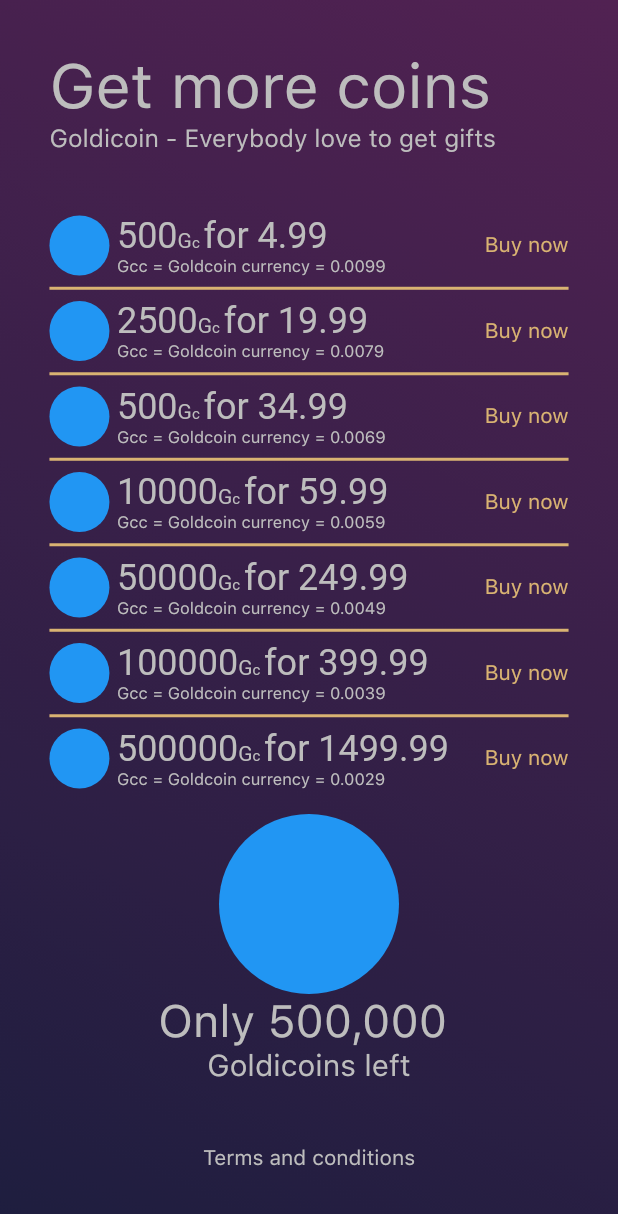
After one commit to Abhisheksainii/goldidate-master, a Flutter app: the GetCoins screen opened by its route, on a phone screen of 412 x 824 dp. The commit adds this screen. Shown: the top 1214 px of the screen. Run offline on Flutter 3.47's test engine with Material 2 defaults, Android fonts, the phone set to English and light mode, and no system bars; our stand-ins replace cloud_firestore, firebase_auth, firebase_core, font_awesome_flutter, google_sign_in, intl_phone_number_input and 2 more; missing offline and left inert: flutter_login_facebook, mobile_number; accounts and stored records are empty; project files that could hold a hidden picture were left out.

Commit message:
getcoins screen added

```diff
--- a/lib/main.dart
+++ b/lib/main.dart
@@ -3,7 +3,7 @@ import 'package:flutter/material.dart';
 import 'package:goldidate/screens/authentication/create_account.dart';
 import 'package:goldidate/screens/screens_exporter.dart';
 import 'package:goldidate/utils/utils_exporter.dart';
-
+import 'screens/coins_feature/getcoins.dart';
 import 'routes/app_routes.dart';
 
 void main() async {
@@ -33,6 +33,7 @@ class MyApp extends StatelessWidget {
         AppRoutes.signUpInAppRoute: (context) => SignUpInApp(),
         AppRoutes.tempHomeRoute: (context) => TempHome(),
         AppRoutes.createAccountInAppRoute: (context) => CreateAccount(),
+        AppRoutes.getcoins: (context) => GetCoins(),
       },
     );
   }
--- a/lib/routes/app_routes.dart
+++ b/lib/routes/app_routes.dart
@@ -7,4 +7,5 @@ class AppRoutes {
   static final String signUpInAppRoute = "/sign-up-in-app";
   static final String tempHomeRoute = "/temp-home";
   static final String createAccountInAppRoute = "/create-account";
+  static final String getcoins = "/getcoins";
 }
--- /dev/null
+++ b/lib/screens/Home/allchats.dart
@@ -0,0 +1,13 @@
+import 'package:flutter/material.dart';
+
+class AllChats extends StatefulWidget {
+  @override
+  _AllChatsState createState() => _AllChatsState();
+}
+
+class _AllChatsState extends State<AllChats> {
+  @override
+  Widget build(BuildContext context) {
+    return Container();
+  }
+}
--- /dev/null
+++ b/lib/screens/Home/classicview.dart
@@ -0,0 +1,13 @@
+import 'package:flutter/material.dart';
+
+class Classicview extends StatefulWidget {
+  @override
+  _ClassicviewState createState() => _ClassicviewState();
+}
+
+class _ClassicviewState extends State<Classicview> {
+  @override
+  Widget build(BuildContext context) {
+    return Container();
+  }
+}
--- /dev/null
+++ b/lib/screens/Home/galleryview.dart
@@ -0,0 +1,13 @@
+import 'package:flutter/material.dart';
+
+class GalleryView extends StatefulWidget {
+  @override
+  _GalleryViewState createState() => _GalleryViewState();
+}
+
+class _GalleryViewState extends State<GalleryView> {
+  @override
+  Widget build(BuildContext context) {
+    return Container();
+  }
+}
--- /dev/null
+++ b/lib/screens/Home/myProfile.dart
@@ -0,0 +1,13 @@
+import 'package:flutter/material.dart';
+
+class MyProfile extends StatefulWidget {
+  @override
+  _MyProfileState createState() => _MyProfileState();
+}
+
+class _MyProfileState extends State<MyProfile> {
+  @override
+  Widget build(BuildContext context) {
+    return Container();
+  }
+}
--- /dev/null
+++ b/lib/screens/coins_feature/getcoins.dart
@@ -0,0 +1,234 @@
+import 'package:flutter/material.dart';
+import 'package:goldidate/utils/utils_exporter.dart';
+
+class GetCoins extends StatelessWidget {
+  @override
+  Widget build(BuildContext context) {
+    double height = MediaQuery.of(context).size.height;
+    Size size = MediaQuery.of(context).size;
+    return Scaffold(
+      body: SafeArea(
+        child: Container(
+          width: double.infinity,
+          height: double.infinity,
+          decoration: BoxDecoration(
+              image: DecorationImage(
+                  image: AssetImage(
+                      Common.assetsImages + "primary_background.png"),
+                  fit: BoxFit.cover)),
+          child: Padding(
+            padding: EdgeInsets.fromLTRB(
+                size.width * 0.08, height * 0.04, size.width * 0.08, 0),
+            child: Column(
+              crossAxisAlignment: CrossAxisAlignment.start,
+              children: [
+                Text(
+                  "Get more coins",
+                  style: TextStyle(
+                      fontSize: height * 0.05, color: AppColors.greyColor),
+                ),
+                SizedBox(
+                  height: height * 0.00002,
+                ),
+                Text(
+                  "Goldicoin - Everybody love to get gifts",
+                  style: TextStyle(
+                      fontSize: height * 0.02, color: AppColors.greyColor),
+                ),
+                SizedBox(
+                  height: height * 0.05,
+                ),
+                PriceTags(
+                  size: size,
+                  Gcamount: "500",
+                  Cost: " 4.99",
+                  conversion: "Gcc = Goldcoin currency = 0.0099",
+                ),
+                Divider(
+                  color: AppColors.goldColor,
+                  thickness: 2,
+                ),
+                PriceTags(
+                  size: size,
+                  Gcamount: "2500",
+                  Cost: " 19.99",
+                  conversion: "Gcc = Goldcoin currency = 0.0079",
+                ),
+                Divider(
+                  color: AppColors.goldColor,
+                  thickness: 2,
+                ),
+                PriceTags(
+                  size: size,
+                  Gcamount: "500",
+                  Cost: " 34.99",
+                  conversion: "Gcc = Goldcoin currency = 0.0069",
+                ),
+                Divider(
+                  color: AppColors.goldColor,
+                  thickness: 2,
+                ),
+                PriceTags(
+                  size: size,
+                  Gcamount: "10000",
+                  Cost: " 59.99",
+                  conversion: "Gcc = Goldcoin currency = 0.0059",
+                ),
+                Divider(
+                  color: AppColors.goldColor,
+                  thickness: 2,
+                ),
+                PriceTags(
+                  size: size,
+                  Gcamount: "50000",
+                  Cost: " 249.99",
+                  conversion: "Gcc = Goldcoin currency = 0.0049",
+                ),
+                Divider(
+                  color: AppColors.goldColor,
+                  thickness: 2,
+                ),
+                PriceTags(
+                  size: size,
+                  Gcamount: "100000",
+                  Cost: " 399.99",
+                  conversion: "Gcc = Goldcoin currency = 0.0039",
+                ),
+                Divider(
+                  color: AppColors.goldColor,
+                  thickness: 2,
+                ),
+                PriceTags(
+                  size: size,
+                  Gcamount: "500000",
+                  Cost: " 1499.99",
+                  conversion: "Gcc = Goldcoin currency = 0.0029",
+                ),
+                SizedBox(
+                  height: height * 0.02,
+                ),
+                Row(mainAxisAlignment: MainAxisAlignment.center, children: [
+                  Container(
+                    width: 120.0,
+                    height: 120.0,
+                    decoration: new BoxDecoration(
+                      color: Colors.blue,
+                      shape: BoxShape.circle,
+                    ),
+                  ),
+                ]),
+                Row(mainAxisAlignment: MainAxisAlignment.center, children: [
+                  Text(
+                    "Only 500,000 ",
+                    style: TextStyle(fontSize: 30, color: AppColors.greyColor),
+                  )
+                ]),
+                Row(mainAxisAlignment: MainAxisAlignment.center, children: [
+                  Text(
+                    "Goldicoins left",
+                    style: TextStyle(fontSize: 20, color: AppColors.greyColor),
+                  )
+                ]),
+                SizedBox(
+                  height: height * 0.05,
+                ),
+                Row(mainAxisAlignment: MainAxisAlignment.center, children: [
+                  Text(
+                    "Terms and conditions",
+                    style: TextStyle(color: AppColors.greyColor),
+                  )
+                ]),
+              ],
+            ),
+          ),
+        ),
+      ),
+    );
+  }
+}
+
+class PriceTags extends StatelessWidget {
+  const PriceTags({
+    Key key,
+    this.onpressed,
+    this.conversion,
+    this.Gcamount,
+    this.Cost,
+    @required this.size,
+  }) : super(key: key);
+
+  final Size size;
+  final String Gcamount;
+  final Function onpressed;
+  final String Cost;
+  final String conversion;
+
+  @override
+  Widget build(BuildContext context) {
+    return Container(
+      child: Row(
+        children: [
+          Padding(
+            padding: EdgeInsets.fromLTRB(0, 0, 5, 0),
+            child: Container(
+              width: 40.0,
+              height: 40.0,
+              decoration: new BoxDecoration(
+                color: Colors.blue,
+                shape: BoxShape.circle,
+              ),
+            ),
+          ),
+          Column(
+            crossAxisAlignment: CrossAxisAlignment.start,
+            children: [
+              RichText(
+                text: TextSpan(
+                  text: Gcamount,
+                  style: TextStyle(fontSize: 24, color: AppColors.greyColor),
+                  children: [
+                    TextSpan(
+                      text: 'G',
+                      style: TextStyle(
+                        color: AppColors.greyColor,
+                        fontSize: 14,
+                      ),
+                    ),
+                    TextSpan(
+                      text: 'c ',
+                      style: TextStyle(
+                        color: AppColors.greyColor,
+                        fontSize: 10,
+                      ),
+                    ),
+                    TextSpan(
+                      text: 'for',
+                      style:
+                          TextStyle(fontSize: 24, color: AppColors.greyColor),
+                    ),
+                    TextSpan(
+                      text: Cost,
+                      style:
+                          TextStyle(fontSize: 24, color: AppColors.greyColor),
+                    ),
+                  ],
+                ),
+              ),
+              Text(
+                conversion,
+                style: TextStyle(fontSize: 11, color: AppColors.greyColor),
+              ),
+            ],
+          ),
+          Spacer(),
+          Row(mainAxisAlignment: MainAxisAlignment.spaceBetween, children: [
+            Text(
+              "Buy now",
+              style: TextStyle(color: AppColors.goldColor),
+            ),
+          ]),
+        ],
+      ),
+    );
+  }
+}
--- a/lib/screens/screens_exporter.dart
+++ b/lib/screens/screens_exporter.dart
@@ -7,3 +7,4 @@ export 'startup/welcome.dart';
 export 'startup/welcome_club_rules.dart';
 export 'startup/welcome_slides/descriptive_slide_text.dart';
 export 'startup/welcome_slides/welcome_slide.dart';
+export 'package:goldidate/screens/coins_feature/getcoins.dart';
```
Also changed, not shown: pubspec.lock.
